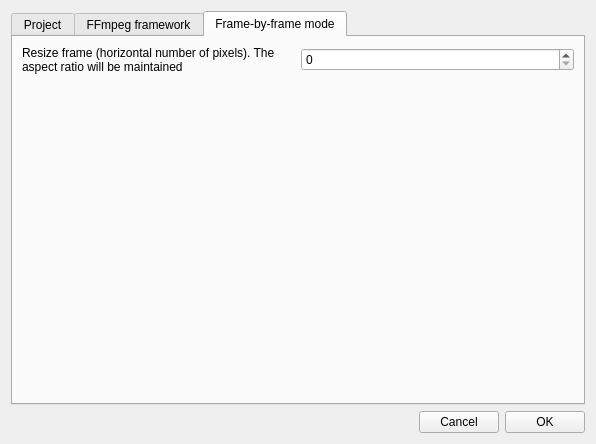
The window that preferences.ui (olivierfriard/BORIS) describes before a commit, drawn with Qt 5.
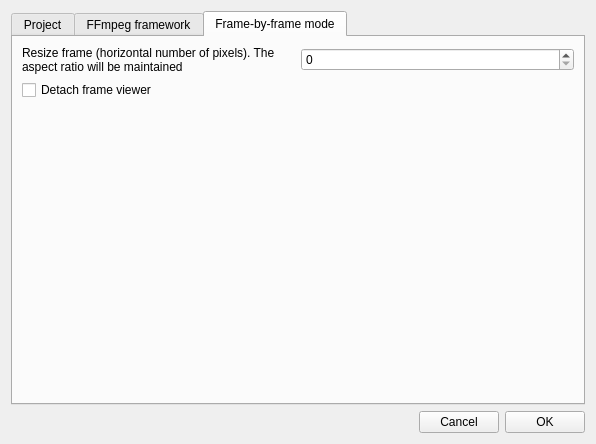
The same window after the commit.

Commit message: added option for detaching the frame viewer

Diff of the .ui file:
```diff
--- a/preferences.ui
+++ b/preferences.ui
@@ -277,6 +277,8 @@
         <attribute name="title">
          <string>Frame-by-frame mode</string>
         </attribute>
+        <layout class="QVBoxLayout" name="verticalLayout_7">
+         <item>
         <layout class="QVBoxLayout" name="verticalLayout_6">
          <item>
           <layout class="QHBoxLayout" name="horizontalLayout_5">
@@ -302,6 +304,13 @@
            </item>
           </layout>
          </item>
+           <item>
+            <widget class="QCheckBox" name="cbDetachFrameViewer">
+             <property name="text">
+              <string>Detach frame viewer</string>
+             </property>
+            </widget>
+           </item>
          <item>
           <spacer name="verticalSpacer_2">
            <property name="orientation">
@@ -314,6 +323,8 @@
             </size>
            </property>
           </spacer>
+           </item>
+          </layout>
          </item>
         </layout>
        </widget>
```
Lines whose indentation alone changed are shown as unchanged. The commit also changes 4 other files.
